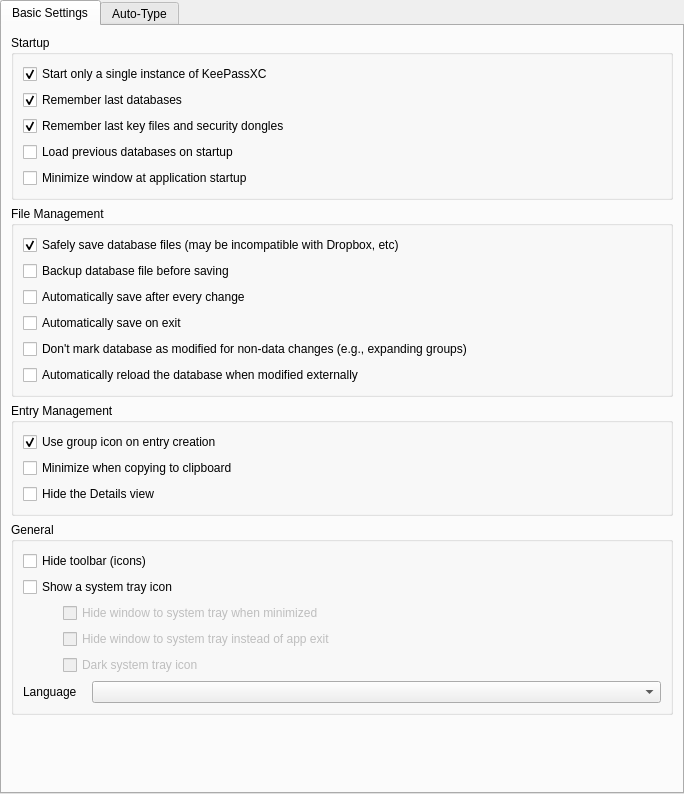
The window that src/gui/ApplicationSettingsWidgetGeneral.ui (fishman/keepassxc) describes before a commit, drawn with Qt 5.
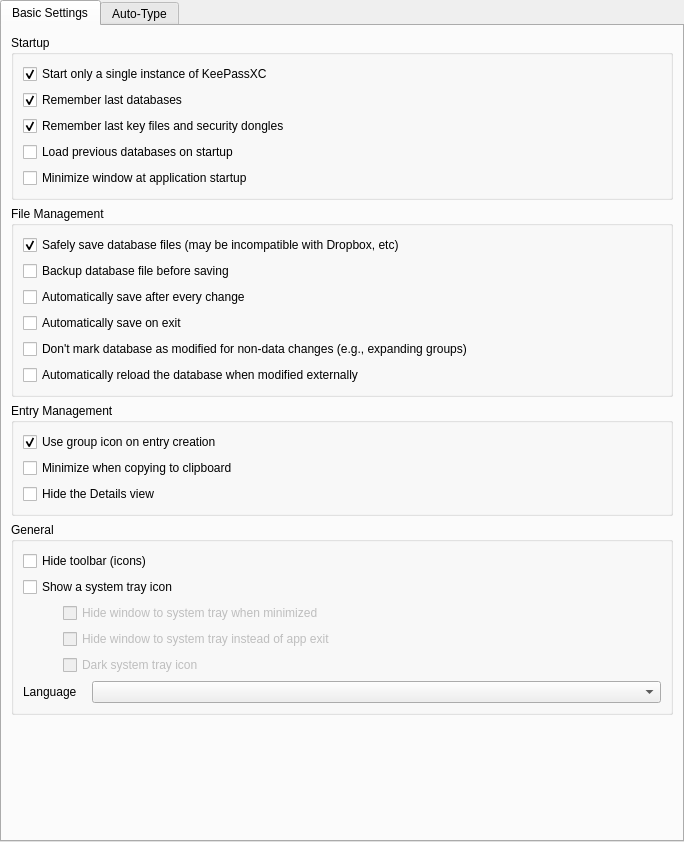
The same window after the commit. The open tabs and pages were chosen to show the change. Custom widgets are drawn as their Qt base class.

```diff
--- a/src/gui/ApplicationSettingsWidgetGeneral.ui
+++ b/src/gui/ApplicationSettingsWidgetGeneral.ui
@@ -7,7 +7,7 @@
     <x>0</x>
     <y>0</y>
     <width>684</width>
-    <height>794</height>
+    <height>842</height>
    </rect>
   </property>
   <layout class="QVBoxLayout" name="verticalLayout_3">
```
Left out of the diff: 2 changed lines with no effect on the pictures.
